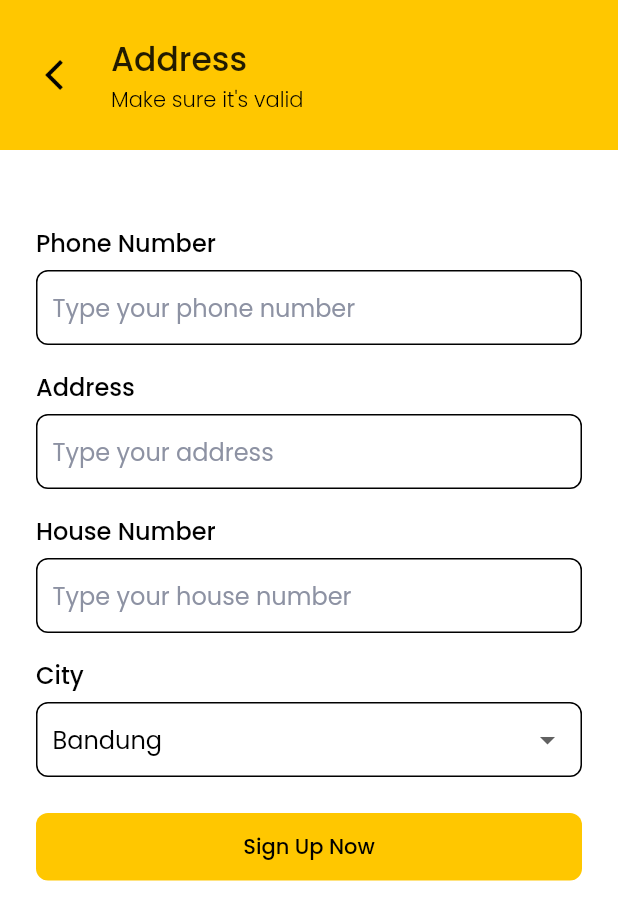
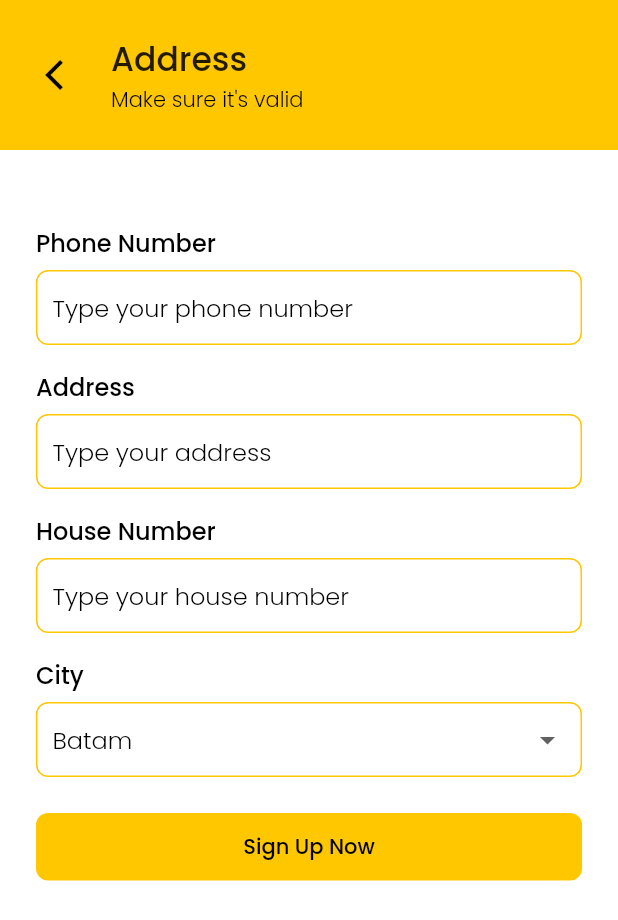
Before and after one commit to sukristiyo/cateringmobile, a Flutter app: the SignUpPage widget shown alone on an empty page, opened directly, after a tap on "Continue", on a phone screen of 412 x 824 dp. Shown: the top 920 px of the screen. Run offline on Flutter 3.47's test engine with Material 2 defaults, Android fonts, the light colour scheme and no system bars; our stand-ins replace bloc, equatable, flutter_bloc, flutter_spinkit, get, google_fonts and 3 more; network calls fail.

Commit message:
Update SignUp
Update Alert SignUp

```diff
--- a/lib/shared/theme.dart
+++ b/lib/shared/theme.dart
@@ -10,14 +10,16 @@ Widget loadingIndicator = SpinKitFadingCircle(
 );
 
 TextStyle greyFontStyle = GoogleFonts.poppins().copyWith(color: greyColor);
+TextStyle greyFontStyle2 =
+    GoogleFonts.poppins().copyWith(color: greyColor, fontSize: 10);
 TextStyle blackFontStyle1 = GoogleFonts.poppins()
     .copyWith(color: Colors.black, fontSize: 22, fontWeight: FontWeight.w500);
 TextStyle blackFontStyle2 = GoogleFonts.poppins()
     .copyWith(color: Colors.black, fontSize: 16, fontWeight: FontWeight.w500);
 TextStyle blackFontStyle3 = GoogleFonts.poppins().copyWith(
-  color: Colors.black,);
-  TextStyle blackFontStyle4 = GoogleFonts.poppins()
+  color: Colors.black,
+);
+TextStyle blackFontStyle4 = GoogleFonts.poppins()
     .copyWith(color: Colors.black, fontSize: 16, fontWeight: FontWeight.w300);
 
-
 const double defaultMargin = 24;
--- a/lib/ui/pages/address_page.dart
+++ b/lib/ui/pages/address_page.dart
@@ -23,7 +23,7 @@ class _AddressPageState extends State<AddressPage> {
   void initState() {
     super.initState();
 
-    cities = ['Bandung', 'Jakarta', 'Surabaya', 'Batam' , 'pekanbaru'];
+    cities = ['Batam', 'Tanjung Pinang', 'Padang', 'Yogyakarta', 'pekanbaru'];
     selectedCity = cities[0];
   }
 
@@ -51,12 +51,12 @@ class _AddressPageState extends State<AddressPage> {
             padding: EdgeInsets.symmetric(horizontal: 10),
             decoration: BoxDecoration(
                 borderRadius: BorderRadius.circular(8),
-                border: Border.all(color: Colors.black)),
+                border: Border.all(color: mainColor)),
             child: TextField(
               controller: phoneController,
               decoration: InputDecoration(
                   border: InputBorder.none,
-                  hintStyle: greyFontStyle,
+                  hintStyle: blackFontStyle4,
                   hintText: 'Type your phone number'),
             ),
           ),
@@ -74,12 +74,12 @@ class _AddressPageState extends State<AddressPage> {
             padding: EdgeInsets.symmetric(horizontal: 10),
             decoration: BoxDecoration(
                 borderRadius: BorderRadius.circular(8),
-                border: Border.all(color: Colors.black)),
+                border: Border.all(color: mainColor)),
             child: TextField(
               controller: addressController,
               decoration: InputDecoration(
                   border: InputBorder.none,
-                  hintStyle: greyFontStyle,
+                  hintStyle: blackFontStyle4,
                   hintText: 'Type your address'),
             ),
           ),
@@ -97,12 +97,12 @@ class _AddressPageState extends State<AddressPage> {
             padding: EdgeInsets.symmetric(horizontal: 10),
             decoration: BoxDecoration(
                 borderRadius: BorderRadius.circular(8),
-                border: Border.all(color: Colors.black)),
+                border: Border.all(color: mainColor)),
             child: TextField(
               controller: houseNumController,
               decoration: InputDecoration(
                   border: InputBorder.none,
-                  hintStyle: greyFontStyle,
+                  hintStyle: blackFontStyle4,
                   hintText: 'Type your house number'),
             ),
           ),
@@ -120,7 +120,7 @@ class _AddressPageState extends State<AddressPage> {
             padding: EdgeInsets.symmetric(horizontal: 10),
             decoration: BoxDecoration(
                 borderRadius: BorderRadius.circular(8),
-                border: Border.all(color: Colors.black)),
+                border: Border.all(color: mainColor)),
             child: DropdownButton(
                 value: selectedCity,
                 isExpanded: true,
@@ -130,7 +130,7 @@ class _AddressPageState extends State<AddressPage> {
                         value: e,
                         child: Text(
                           e,
-                          style: blackFontStyle3,
+                          style: blackFontStyle4,
                         )))
                     .toList(),
                 onChanged: (item) {
--- a/lib/ui/pages/sign_up_page.dart
+++ b/lib/ui/pages/sign_up_page.dart
@@ -17,7 +17,7 @@ class _SignUpPageState extends State<SignUpPage> {
   Widget build(BuildContext context) {
     return GeneralPage(
       title: 'Sign Up',
-      subtitle: "Register and eat",
+      subtitle: "Register KukeApp",
       onBackButtonPressed: () {
         Get.back();
       },
@@ -71,12 +71,12 @@ class _SignUpPageState extends State<SignUpPage> {
             padding: EdgeInsets.symmetric(horizontal: 10),
             decoration: BoxDecoration(
                 borderRadius: BorderRadius.circular(8),
-                border: Border.all(color: Colors.black)),
+                border: Border.all(color: mainColor)),
             child: TextField(
               controller: nameController,
               decoration: InputDecoration(
                   border: InputBorder.none,
-                  hintStyle: greyFontStyle,
+                  hintStyle: blackFontStyle4,
                   hintText: 'Type your full name'),
             ),
           ),
@@ -94,12 +94,12 @@ class _SignUpPageState extends State<SignUpPage> {
             padding: EdgeInsets.symmetric(horizontal: 10),
             decoration: BoxDecoration(
                 borderRadius: BorderRadius.circular(8),
-                border: Border.all(color: Colors.black)),
+                border: Border.all(color: mainColor)),
             child: TextField(
               controller: emailController,
               decoration: InputDecoration(
                   border: InputBorder.none,
-                  hintStyle: greyFontStyle,
+                  hintStyle: blackFontStyle4,
                   hintText: 'Type your email address'),
             ),
           ),
@@ -117,14 +117,20 @@ class _SignUpPageState extends State<SignUpPage> {
             padding: EdgeInsets.symmetric(horizontal: 10),
             decoration: BoxDecoration(
                 borderRadius: BorderRadius.circular(8),
-                border: Border.all(color: Colors.black)),
+                border: Border.all(color: mainColor)),
             child: TextField(
               obscureText: true,
               controller: passwordController,
               decoration: InputDecoration(
                   border: InputBorder.none,
-                  hintStyle: greyFontStyle,
-                  hintText: 'Type your password'),
+                  hintStyle: blackFontStyle4,
+                  hintText: 'Type your password '),
+            ),
+          ),
+          Container(
+            child: Text(
+              "The password must be at least 8 characters.",
+              style: greyFontStyle2,
             ),
           ),
           Container(
```
